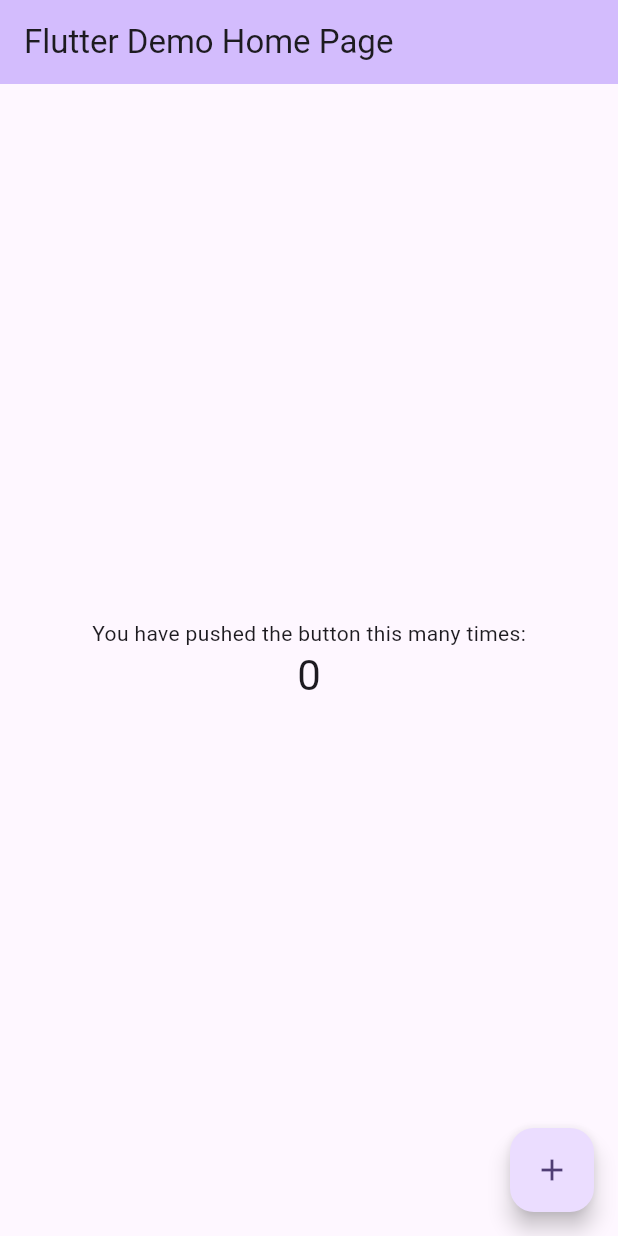
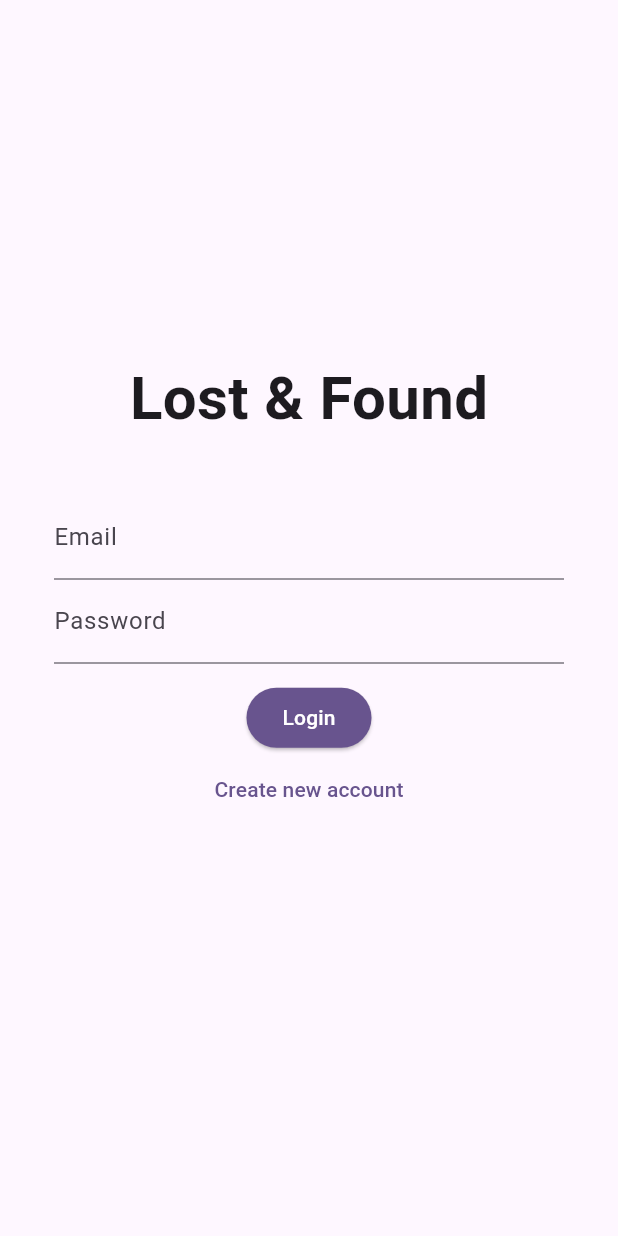
Before and after one commit to fahim-haider1/Lost_and_Found, a Flutter app: the screen it shows after launch, on a phone screen of 412 x 824 dp. Run offline on Flutter 3.47's test engine with Material 3 defaults, Android fonts, the phone set to English and light mode, and no system bars; our stand-ins replace cloud_firestore, firebase_auth, firebase_core; accounts and stored records are empty.

```diff
--- a/lib/main.dart
+++ b/lib/main.dart
@@ -1,12 +1,15 @@
 import 'package:flutter/material.dart';
 import 'package:firebase_core/firebase_core.dart';
+import 'package:firebase_auth/firebase_auth.dart';
 import 'firebase_options.dart';
+import 'package:lost_and_found/screens/splash_screen.dart';
+import 'package:lost_and_found/screens/home_screen.dart';
+import 'package:lost_and_found/screens/auth_screen.dart';
 
-
-void main() async{
+void main() async {
   await Firebase.initializeApp(
-  options: DefaultFirebaseOptions.currentPlatform,
-);
+    options: DefaultFirebaseOptions.currentPlatform,
+  );
 
   runApp(const MyApp());
 }
@@ -20,113 +23,23 @@ class MyApp extends StatelessWidget {
     return MaterialApp(
       title: 'Flutter Demo',
       theme: ThemeData(
-        // This is the theme of your application.
-        //
-        // TRY THIS: Try running your application with "flutter run". You'll see
-        // the application has a purple toolbar. Then, without quitting the app,
-        // try changing the seedColor in the colorScheme below to Colors.green
-        // and then invoke "hot reload" (save your changes or press the "hot
-        // reload" button in a Flutter-supported IDE, or press "r" if you used
-        // the command line to start the app).
-        //
-        // Notice that the counter didn't reset back to zero; the application
-        // state is not lost during the reload. To reset the state, use hot
-        // restart instead.
-        //
-        // This works for code too, not just values: Most code changes can be
-        // tested with just a hot reload.
         colorScheme: ColorScheme.fromSeed(seedColor: Colors.deepPurple),
         useMaterial3: true,
       ),
-      home: const MyHomePage(title: 'Flutter Demo Home Page'),
+      home: StreamBuilder(
+        stream: FirebaseAuth.instance.authStateChanges(),
+        builder: ((context, snapshot) {
+          if (snapshot.connectionState == ConnectionState.waiting) {
+            return const SplashScreen();
+          }
+
+          if (snapshot.hasData) {
+            return const HomeScreen();
+          }
+
+          return const AuthScreen();
+        }),
+      ),
     );
   }
 }
-
-class MyHomePage extends StatefulWidget {
-  const MyHomePage({super.key, required this.title});
-
-  // This widget is the home page of your application. It is stateful, meaning
-  // that it has a State object (defined below) that contains fields that affect
-  // how it looks.
-
-  // This class is the configuration for the state. It holds the values (in this
-  // case the title) provided by the parent (in this case the App widget) and
-  // used by the build method of the State. Fields in a Widget subclass are
-  // always marked "final".
-
-  final String title;
-
-  @override
-  State<MyHomePage> createState() => _MyHomePageState();
-}
-
-class _MyHomePageState extends State<MyHomePage> {
-  int _counter = 0;
-
-  void _incrementCounter() {
-    setState(() {
-      // This call to setState tells the Flutter framework that something has
-      // changed in this State, which causes it to rerun the build method below
-      // so that the display can reflect the updated values. If we changed
-      // _counter without calling setState(), then the build method would not be
-      // called again, and so nothing would appear to happen.
-      _counter++;
-    });
-  }
-
-  @override
-  Widget build(BuildContext context) {
-    // This method is rerun every time setState is called, for instance as done
-    // by the _incrementCounter method above.
-    //
-    // The Flutter framework has been optimized to make rerunning build methods
-    // fast, so that you can just rebuild anything that needs updating rather
-    // than having to individually change instances of widgets.
-    return Scaffold(
-      appBar: AppBar(
-        // TRY THIS: Try changing the color here to a specific color (to
-        // Colors.amber, perhaps?) and trigger a hot reload to see the AppBar
-        // change color while the other colors stay the same.
-        backgroundColor: Theme.of(context).colorScheme.inversePrimary,
-        // Here we take the value from the MyHomePage object that was created by
-        // the App.build method, and use it to set our appbar title.
-        title: Text(widget.title),
-      ),
-      body: Center(
-        // Center is a layout widget. It takes a single child and positions it
-        // in the middle of the parent.
-        child: Column(
-          // Column is also a layout widget. It takes a list of children and
-          // arranges them vertically. By default, it sizes itself to fit its
-          // children horizontally, and tries to be as tall as its parent.
-          //
-          // Column has various properties to control how it sizes itself and
-          // how it positions its children. Here we use mainAxisAlignment to
-          // center the children vertically; the main axis here is the vertical
-          // axis because Columns are vertical (the cross axis would be
-          // horizontal).
-          //
-          // TRY THIS: Invoke "debug painting" (choose the "Toggle Debug Paint"
-          // action in the IDE, or press "p" in the console), to see the
-          // wireframe for each widget.
-          mainAxisAlignment: MainAxisAlignment.center,
-          children: <Widget>[
-            const Text(
-              'You have pushed the button this many times:',
-            ),
-            Text(
-              '$_counter',
-              style: Theme.of(context).textTheme.headlineMedium,
-            ),
-          ],
-        ),
-      ),
-      floatingActionButton: FloatingActionButton(
-        onPressed: _incrementCounter,
-        tooltip: 'Increment',
-        child: const Icon(Icons.add),
-      ), // This trailing comma makes auto-formatting nicer for build methods.
-    );
-  }
-}
--- /dev/null
+++ b/lib/screens/auth_screen.dart
@@ -0,0 +1,189 @@
+import 'dart:io';
+
+import 'package:cloud_firestore/cloud_firestore.dart';
+import 'package:flutter/material.dart';
+import 'package:firebase_auth/firebase_auth.dart';
+
+final _firebase = FirebaseAuth.instance;
+
+class AuthScreen extends StatefulWidget {
+  const AuthScreen({super.key});
+
+  @override
+  State<AuthScreen> createState() => _AuthScreenState();
+}
+
+class _AuthScreenState extends State<AuthScreen> {
+  final _formKey = GlobalKey<FormState>();
+
+  var _enteredEmail = '';
+  var _enteredPassword = '';
+  var _enteredName = '';
+  var _isLogin = true;
+  var _isAuthenticating = false;
+
+  void _submit() async {
+    final isValid = _formKey.currentState!.validate();
+
+    if (!isValid) {
+      print("Errrrr");
+      // show error message
+      return;
+    }
+
+    _formKey.currentState!.save();
+
+    try {
+      setState(() {
+        _isAuthenticating = true;
+      });
+      if (_isLogin) {
+        // Log user in
+        final userCredentials = await _firebase.signInWithEmailAndPassword(
+            email: _enteredEmail, password: _enteredPassword);
+      } else {
+        // Sign user up
+        final userCredentials = await _firebase.createUserWithEmailAndPassword(
+          email: _enteredEmail,
+          password: _enteredPassword,
+        );
+
+        final user = userCredentials.user;
+        if (user != null) {
+          final firestore = FirebaseFirestore.instance;
+          await firestore.collection('users').doc(user.uid).set({
+            'uid': user.uid,
+            'name': _enteredName,
+            'email': _enteredEmail,
+          });
+        }
+      }
+    } on FirebaseAuthException catch (error) {
+      ScaffoldMessenger.of(context).clearSnackBars();
+      ScaffoldMessenger.of(context).showSnackBar(
+        SnackBar(
+          content: Text(error.message ?? 'Registration failed'),
+        ),
+      );
+      setState(() {
+        _isAuthenticating = false;
+      });
+    }
+  }
+
+  @override
+  Widget build(BuildContext context) {
+    return Scaffold(
+      body: Center(
+        child: SingleChildScrollView(
+          child: Column(
+            children: [
+              const Text(
+                'Lost & Found',
+                style: TextStyle(
+                  fontSize: 40,
+                  fontWeight: FontWeight.bold,
+                ),
+              ),
+              Card(
+                elevation: 0,
+                color: Theme.of(context).colorScheme.background,
+                margin: const EdgeInsets.all(20),
+                child: SingleChildScrollView(
+                  child: Padding(
+                    padding: const EdgeInsets.all(16),
+                    child: Form(
+                        key: _formKey,
+                        child: Column(
+                          mainAxisSize: MainAxisSize.min,
+                          children: [
+                            TextFormField(
+                              decoration: const InputDecoration(
+                                labelText: 'Email',
+                              ),
+                              keyboardType: TextInputType.emailAddress,
+                              autocorrect: false,
+                              textCapitalization: TextCapitalization.none,
+                              validator: (value) {
+                                if (value == null ||
+                                    value.trim().isEmpty ||
+                                    !value.contains('@')) {
+                                  return 'Please enter a valid email address';
+                                }
+                                return null;
+                              },
+                              onSaved: (value) {
+                                _enteredEmail = value!;
+                              },
+                            ),
+                            if (!_isLogin)
+                              TextFormField(
+                                decoration:
+                                    const InputDecoration(labelText: 'Name'),
+                                validator: (value) {
+                                  if (value == null || value.trim().isEmpty) {
+                                    return 'Please enter a name';
+                                  }
+                                  return null;
+                                },
+                                onSaved: (value) {
+                                  _enteredName = value!;
+                                },
+                              ),
+                            TextFormField(
+                              decoration: const InputDecoration(
+                                labelText: 'Password',
+                              ),
+                              obscureText: true,
+                              validator: (value) {
+                                if (value == null ||
+                                    value.trim().isEmpty ||
+                                    value.length < 6) {
+                                  return 'Password must be at least 6 characters long';
+                                }
+                                return null;
+                              },
+                              onSaved: (value) {
+                                _enteredPassword = value!;
+                              },
+                            ),
+                            const SizedBox(
+                              height: 12,
+                            ),
+                            if (_isAuthenticating)
+                              const CircularProgressIndicator(),
+                            if (!_isAuthenticating)
+                              ElevatedButton(
+                                style: ElevatedButton.styleFrom(
+                                  backgroundColor:
+                                      Theme.of(context).colorScheme.primary,
+                                ),
+                                onPressed: _submit,
+                                child: Text(
+                                  _isLogin ? 'Login' : 'Signup',
+                                  style: TextStyle(color: Colors.white),
+                                ),
+                              ),
+                            if (!_isAuthenticating)
+                              TextButton(
+                                onPressed: () {
+                                  setState(() {
+                                    _isLogin = !_isLogin;
+                                  });
+                                },
+                                child: Text(_isLogin
+                                    ? 'Create new account'
+                                    : 'Already have an account?'),
+                              ),
+                          ],
+                        )),
+                  ),
+                ),
+              ),
+            ],
+          ),
+        ),
+      ),
+    );
+  }
+}
--- a/pubspec.yaml
+++ b/pubspec.yaml
@@ -37,6 +37,7 @@ dependencies:
   cupertino_icons: ^1.0.2
   firebase_core: ^2.27.0
   firebase_auth: ^4.17.8
+  cloud_firestore: ^4.15.9
 
 dev_dependencies:
   flutter_test:
```
Also changed, not shown: lib/screens/found_screen.dart (added, +28 -0 lines), lib/screens/home_screen.dart (added, +51 -0 lines), lib/screens/lost_screen.dart (added, +28 -0 lines), lib/screens/splash_screen.dart (added, +12 -0 lines), pubspec.lock, 3 other files.
